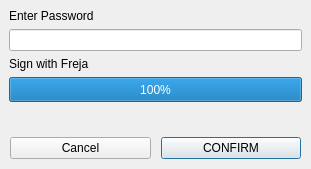
Above: BlockSettleUILib/EnterOTPPasswordDialog.ui from BlockSettle/terminal before the change. Below: the same form after it.
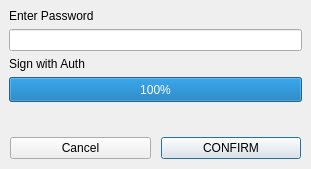
That is the form after the change.

Commit message:
Freja/FREJA -> Auth/AUTH
Change all references from Freja (eID) to Auth (eID). Initial commit. Hasn't been checked against the terminal yet, which will probably require its own PR.

Diff of the .ui file:
```diff
--- a/BlockSettleUILib/EnterOTPPasswordDialog.ui
+++ b/BlockSettleUILib/EnterOTPPasswordDialog.ui
@@ -49,7 +49,7 @@
       <item>
        <widget class="QLabel" name="labelFreja">
         <property name="text">
-         <string>Sign with Freja</string>
+         <string>Sign with Auth</string>
         </property>
        </widget>
       </item>
```
Left out of the diff: 4 changed lines with no effect on the pictures. The commit also changes 50 other files.
